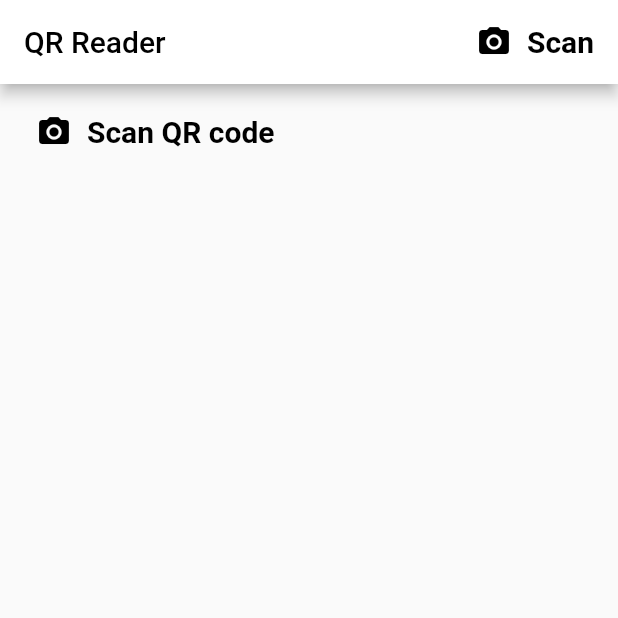
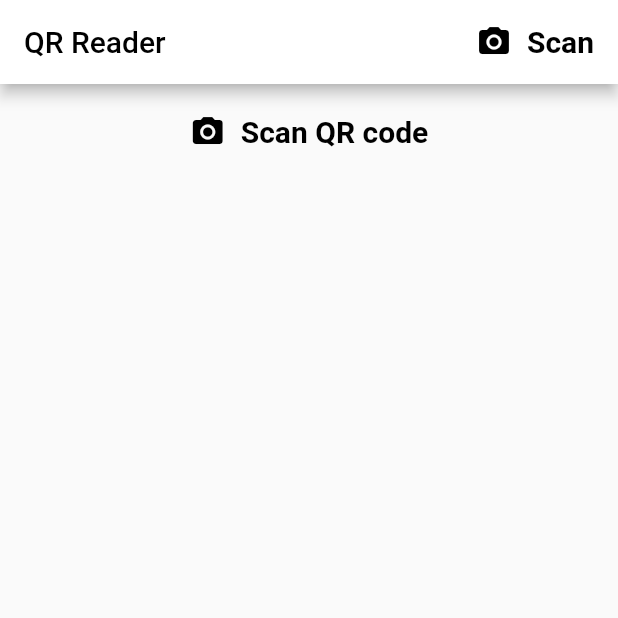
Before and after one commit to BaronAdam/qr_reader, a Flutter app: the screen it shows after launch, on a phone screen of 412 x 824 dp, the top half of it. Run offline on Flutter 3.47's test engine with Material 2 defaults, Android fonts, the phone set to English and light mode, and no system bars; our stand-ins replace flutter_styled_toast; missing offline and left inert: barras, validated.

Commit message:
Add ability to center content of IconTextButton.

```diff
--- a/lib/screens/main_screen.dart
+++ b/lib/screens/main_screen.dart
@@ -101,6 +101,7 @@ class _MainScreenState extends State<MainScreen> {
                       color: Colors.black,
                     ),
                     minWidth: double.infinity,
+                    isCentered: true,
                   )),
           ],
           mainAxisAlignment: MainAxisAlignment.start,
--- a/lib/widgets/icon_text_button.dart
+++ b/lib/widgets/icon_text_button.dart
@@ -6,6 +6,7 @@ class IconTextButton extends StatefulWidget {
   final String text;
   final Icon icon;
   final double minWidth;
+  final bool isCentered;
 
   const IconTextButton({
     Key key,
@@ -13,6 +14,7 @@ class IconTextButton extends StatefulWidget {
     @required this.text,
     @required this.icon,
     this.minWidth = 0,
+    this.isCentered = false,
   }) : super(key: key);
 
   @override
@@ -36,6 +38,9 @@ class _IconTextButtonState extends State<IconTextButton> {
             fontSize: 20,
           ),
         ],
+        mainAxisAlignment: widget.isCentered
+            ? MainAxisAlignment.center
+            : MainAxisAlignment.start,
       ),
     );
   }
```
